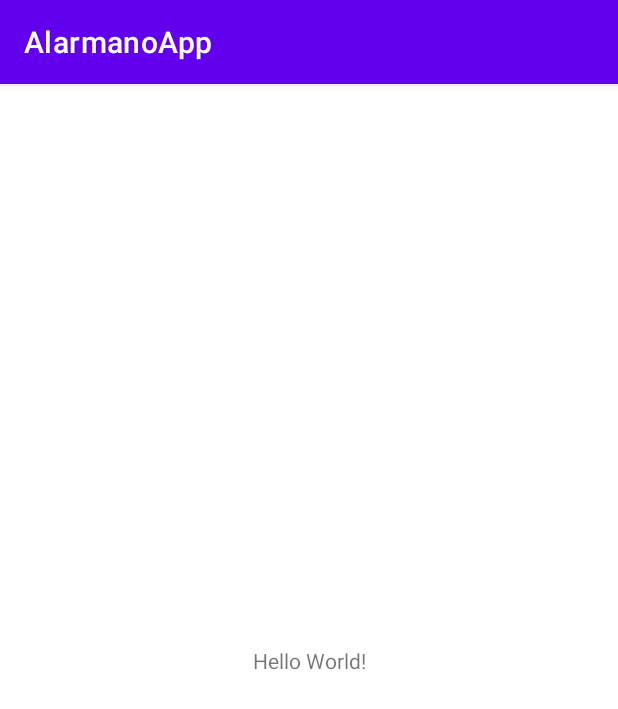
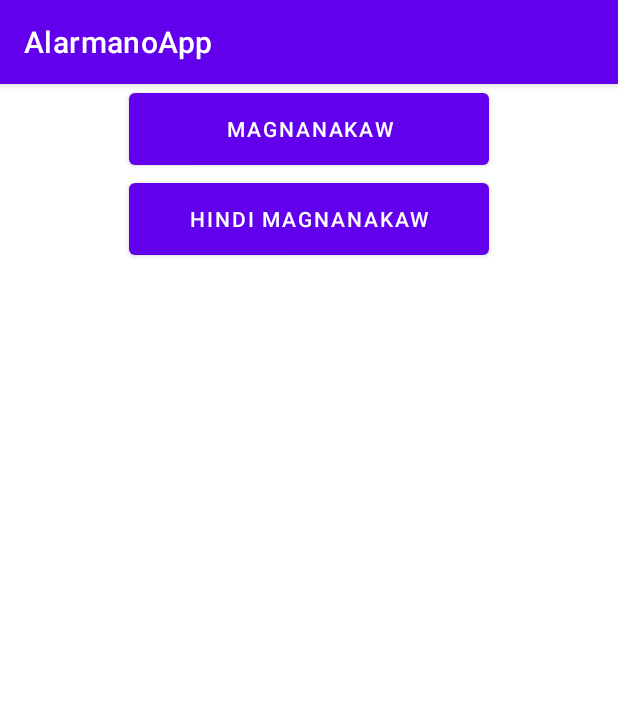
Before and after one commit to llorca-mfs/AlarmanoApp, an Android app: the screen it shows after launch (MainActivity), on a phone screen of 412 x 824 dp. Shown: the top 709 px of the screen. Run offline under Robolectric (Android 15) with nearby library versions, the phone set to English and light mode, and no system bars.

Commit message:
Added debug buttons with basic functionality

```diff
--- a/app/build.gradle
+++ b/app/build.gradle
@@ -25,6 +25,10 @@ android {
         sourceCompatibility JavaVersion.VERSION_1_8
         targetCompatibility JavaVersion.VERSION_1_8
     }
+
+    viewBinding{
+        enabled=true
+    }
 }
 
 dependencies {
--- a/app/src/main/res/layout/activity_main.xml
+++ b/app/src/main/res/layout/activity_main.xml
@@ -6,13 +6,22 @@
     android:layout_height="match_parent"
     tools:context=".MainActivity">
 
-    <TextView
-        android:layout_width="wrap_content"
-        android:layout_height="wrap_content"
-        android:text="Hello World!"
-        app:layout_constraintBottom_toBottomOf="parent"
+    <Button
+        android:id="@+id/btn_magnanakaw"
+        android:layout_width="240dp"
+        android:layout_height="60dp"
         app:layout_constraintLeft_toLeftOf="parent"
         app:layout_constraintRight_toRightOf="parent"
-        app:layout_constraintTop_toTopOf="parent" />
+        app:layout_constraintBottom_toTopOf="@id/btn_notmagnanakaw"
+        android:text="Magnanakaw"/>
+
+    <Button
+        android:id="@+id/btn_notmagnanakaw"
+        android:layout_width="240dp"
+        android:layout_height="60dp"
+        app:layout_constraintLeft_toLeftOf="parent"
+        app:layout_constraintRight_toRightOf="parent"
+        app:layout_constraintTop_toBottomOf="@id/btn_magnanakaw"
+        android:text="Hindi Magnanakaw"/>
 
 </androidx.constraintlayout.widget.ConstraintLayout>
```
